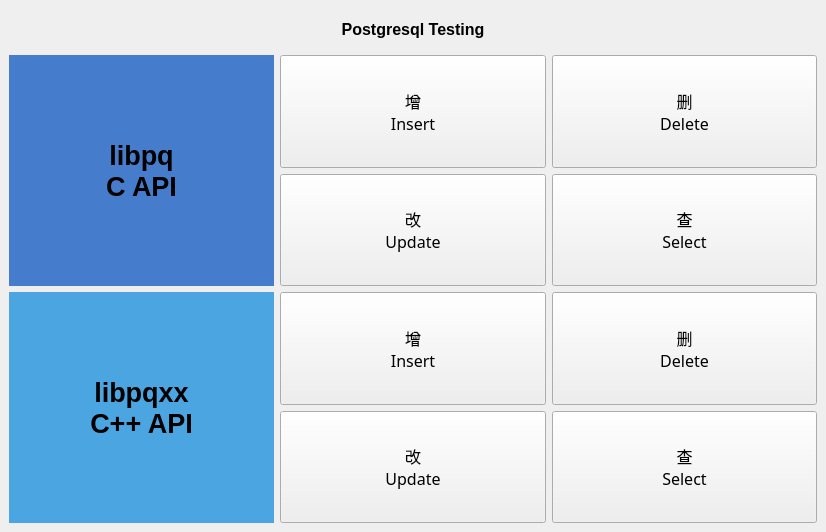
Qt form QtGuiApplicationTest/QtGuiApplicationTest/MiscellaneousPostgresql.ui (xautshuanglong/QtLearningRepository) before a commit.
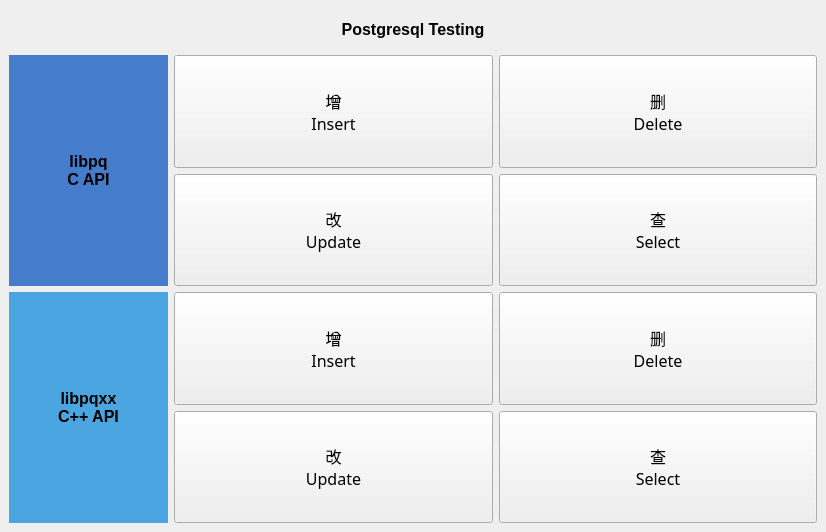
The same form after that commit.

Commit message: postgresql C/C++ Client API 接口测试

What changed in the file:
```diff
--- a/QtGuiApplicationTest/QtGuiApplicationTest/MiscellaneousPostgresql.ui
+++ b/QtGuiApplicationTest/QtGuiApplicationTest/MiscellaneousPostgresql.ui
@@ -57,7 +57,7 @@
     </layout>
    </item>
    <item>
-    <layout class="QGridLayout" name="gridLayout">
+    <layout class="QGridLayout" name="gridLayout" columnstretch="1,2,2" columnminimumwidth="1,2,2">
      <property name="leftMargin">
       <number>0</number>
      </property>
@@ -209,7 +209,7 @@
        </property>
        <property name="font">
         <font>
-         <pointsize>20</pointsize>
+         <pointsize>12</pointsize>
          <weight>75</weight>
          <bold>true</bold>
         </font>
@@ -261,7 +261,7 @@
        </property>
        <property name="font">
         <font>
-         <pointsize>20</pointsize>
+         <pointsize>12</pointsize>
          <weight>75</weight>
          <bold>true</bold>
         </font>
```
The commit also changes 116 other files.
